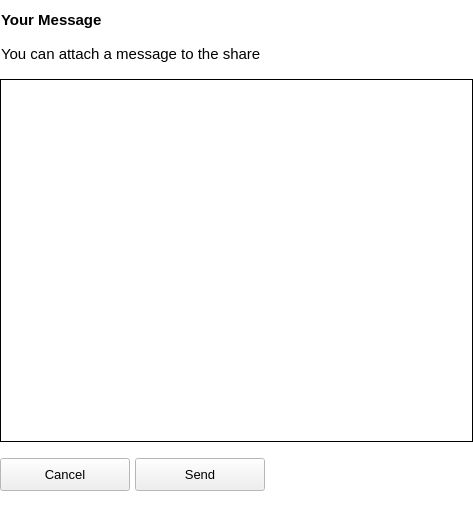
Old version of the form src/gui/shareusermessagewidget.ui in the repository nextmcloud/desktop.
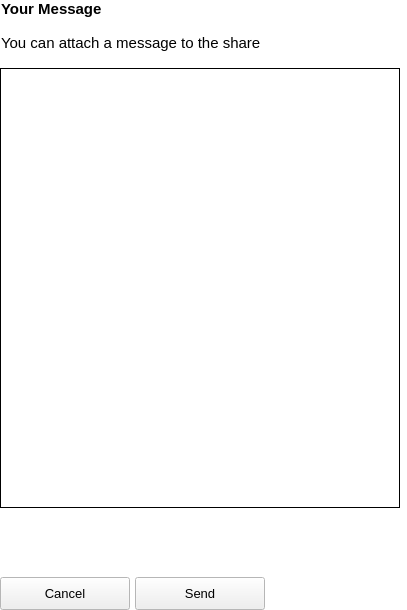
New version of the form.

```diff
--- a/src/gui/shareusermessagewidget.ui
+++ b/src/gui/shareusermessagewidget.ui
@@ -6,8 +6,8 @@
    <rect>
     <x>0</x>
     <y>0</y>
-    <width>473</width>
-    <height>507</height>
+    <width>407</width>
+    <height>610</height>
    </rect>
   </property>
   <property name="sizePolicy">
@@ -140,18 +140,21 @@
     <pointsize>10</pointsize>
    </font>
   </property>
-  <layout class="QVBoxLayout" name="verticalLayout">
+  <layout class="QVBoxLayout" name="verticalLayout_2">
    <property name="spacing">
     <number>16</number>
    </property>
    <property name="leftMargin">
     <number>0</number>
    </property>
+   <property name="topMargin">
+    <number>0</number>
+   </property>
    <property name="rightMargin">
     <number>0</number>
    </property>
    <property name="bottomMargin">
-    <number>16</number>
+    <number>0</number>
    </property>
    <item>
     <widget class="QLabel" name="NoteLabel_2">
@@ -221,10 +224,16 @@
    </item>
    <item>
     <widget class="QTextEdit" name="textEdit_MessageNote">
+     <property name="sizePolicy">
+      <sizepolicy hsizetype="Fixed" vsizetype="Fixed">
+       <horstretch>0</horstretch>
+       <verstretch>0</verstretch>
+      </sizepolicy>
+     </property>
      <property name="minimumSize">
       <size>
-       <width>355</width>
-       <height>154</height>
+       <width>400</width>
+       <height>440</height>
       </size>
      </property>
      <property name="palette">
@@ -405,6 +414,9 @@
        <pointsize>11</pointsize>
       </font>
      </property>
+     <property name="layoutDirection">
+      <enum>Qt::LeftToRight</enum>
+     </property>
      <property name="styleSheet">
       <string notr="true"/>
      </property>
@@ -429,6 +441,22 @@
      </property>
     </widget>
    </item>
+   <item>
+    <spacer name="verticalSpacer">
+     <property name="orientation">
+      <enum>Qt::Vertical</enum>
+     </property>
+     <property name="sizeHint" stdset="0">
+      <size>
+       <width>20</width>
+       <height>23</height>
+      </size>
+     </property>
+    </spacer>
+   </item>
+   <item>
+    <layout class="QVBoxLayout" name="verticalLayout"/>
+   </item>
    <item>
     <layout class="QHBoxLayout" name="horizontalLayout">
      <property name="spacing">
```
